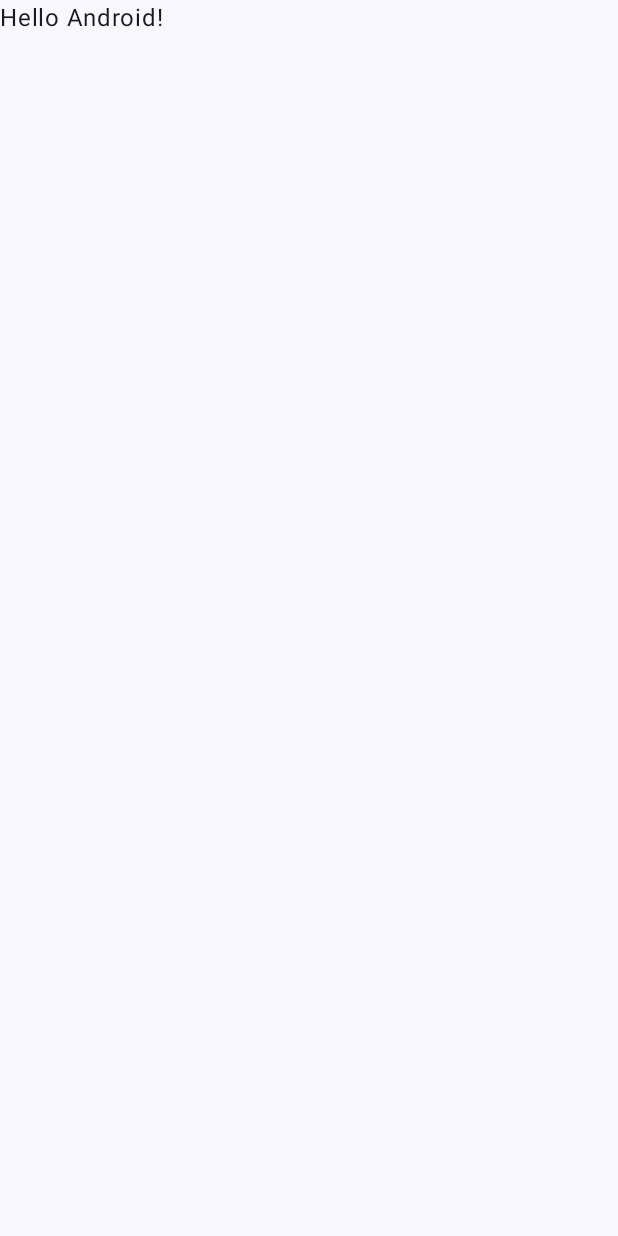
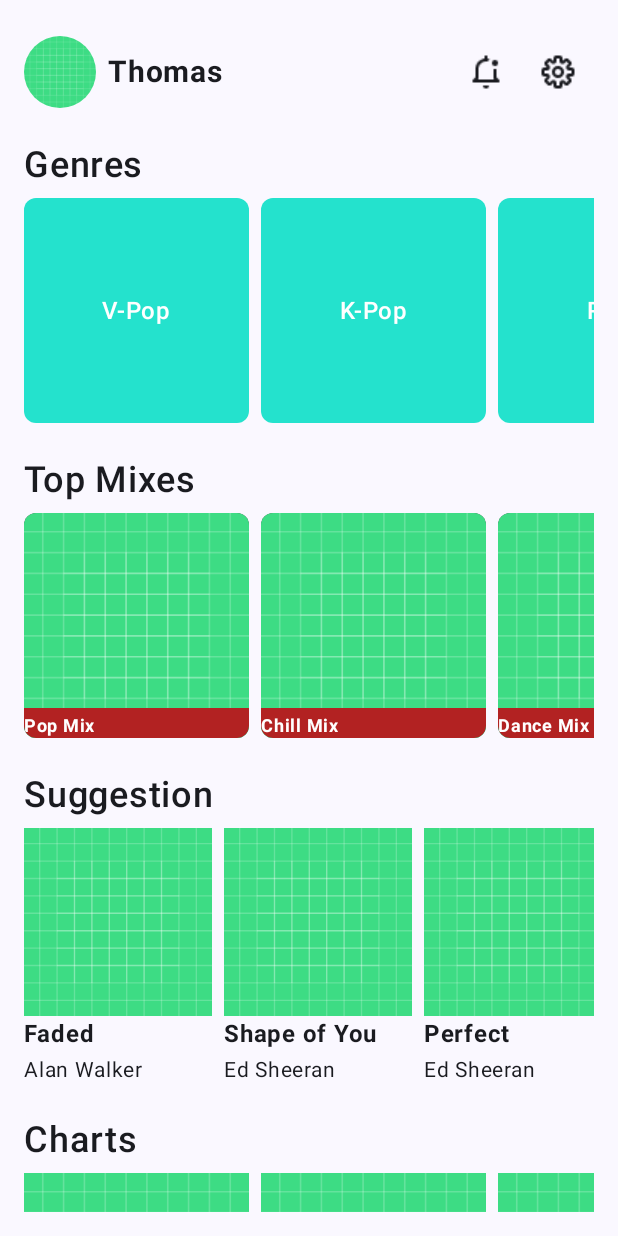
Before and after one commit to nalgnaohel/HKI2425_MobDev20_Nhom7, an Android app built with Jetpack Compose: the screen it shows after launch (MainActivity), on a phone screen of 412 x 824 dp. Before the commit the screen is almost empty. Run offline under Robolectric (Android 15) with nearby library versions, the phone set to English and light mode, and no system bars.

Commit message:
update home screen

```diff
--- a/app/build.gradle.kts
+++ b/app/build.gradle.kts
@@ -5,7 +5,7 @@ plugins {
 
 android {
     namespace = "com.example.harmonyhub"
-    compileSdk = 34
+    compileSdk = 35
 
     defaultConfig {
         applicationId = "com.example.harmonyhub"
@@ -59,6 +59,7 @@ dependencies {
     implementation(libs.androidx.ui.graphics)
     implementation(libs.androidx.ui.tooling.preview)
     implementation(libs.androidx.material3)
+    implementation(libs.androidx.navigation.compose)
     testImplementation(libs.junit)
     androidTestImplementation(libs.androidx.junit)
     androidTestImplementation(libs.androidx.espresso.core)
--- /dev/null
+++ b/app/src/main/java/com/example/harmonyhub/HarmonyHubApp.kt
@@ -0,0 +1,119 @@
+package com.example.harmonyhub
+
+import androidx.annotation.StringRes
+import androidx.compose.foundation.layout.padding
+import androidx.compose.material.icons.Icons
+import androidx.compose.material.icons.filled.ArrowBack
+import androidx.compose.material3.ExperimentalMaterial3Api
+import androidx.compose.material3.Icon
+import androidx.compose.material3.IconButton
+import androidx.compose.material3.MaterialTheme
+import androidx.compose.material3.Scaffold
+import androidx.compose.material3.Text
+import androidx.compose.material3.TopAppBar
+import androidx.compose.material3.TopAppBarDefaults
+import androidx.compose.runtime.Composable
+import androidx.compose.ui.Modifier
+import androidx.compose.ui.res.stringResource
+import androidx.navigation.compose.NavHost
+import androidx.navigation.compose.composable
+import androidx.navigation.compose.currentBackStackEntryAsState
+import androidx.navigation.compose.rememberNavController
+import com.example.harmonyhub.ui.home.HomeScreen
+import com.example.harmonyhub.ui.search.SearchScreen
+
+enum class HarmonyHubScreen(@StringRes val title: Int) {
+    Home(title = R.string.home),
+    Search(title = R.string.search)
+}
+
+@Composable
+fun HarmonyHubApp() {
+    val navController = rememberNavController()
+    val backStackEntry = navController.currentBackStackEntryAsState()
+    val currentScreen = HarmonyHubScreen.valueOf(
+        backStackEntry.value?.destination?.route ?: HarmonyHubScreen.Home.name
+    )
+
+    Scaffold { innerPadding ->
+
+        NavHost(
+            navController = navController,
+            startDestination = HarmonyHubScreen.Home.name,
+            modifier = Modifier.padding(innerPadding)
+        ) {
+            composable(route = HarmonyHubScreen.Home.name) {
+                HomeScreen(
+                    onSearchButtonClicked = {
+                        navController.navigate(HarmonyHubScreen.Search.name)
+                    },
+//                    onPlayButtonClicked = {
+//                        navController.navigate(HarmonyHubScreen.Play.name)
+//                    },
+//                    onLibraryButtonClicked = {
+//                        navController.navigate(HarmonyHubScreen.Library.name)
+//                    },
+//                    onSettingsButtonClicked = {
+//                        navController.navigate(HarmonyHubScreen.Settings.name)
+//                    },
+//                    onProfileButtonClicked = {
+//                        navController.navigate(HarmonyHubScreen.Profile.name)
+//                    },
+//                    onAboutButtonClicked = {
+//                        navController.navigate(HarmonyHubScreen.About.name)
+//                    },
+//                    onFeedbackButtonClicked = {
+//                        navController.navigate(HarmonyHubScreen.Feedback.name)
+//                    },
+//                    onShareButtonClicked = {
+//                        navController.navigate(HarmonyHubScreen.Share.name)
+//                    },
+//                    onSupportButtonClicked = {
+//                        navController.navigate(HarmonyHubScreen.Support.name)
+//                    },
+//                    onPrivacyButtonClicked = {
+//                        navController.navigate(HarmonyHubScreen.Privacy.name)
+//                    },
+//                    onLogoutButtonClicked = {
+//                        navController.navigate(HarmonyHubScreen.Logout.name)
+//                    },
+//                    onLoginButtonClicked = {
+//                        navController.navigate(HarmonyHubScreen.Login.name)
+//                    },
+//                    onRegisterButtonClicked = {
+//                        navController.navigate(HarmonyHubScreen.Register.name)
+//                    },
+//                    onForgotPasswordButtonClicked = {
+//                        navController.navigate(HarmonyHubScreen.ForgotPassword.name)
+//                    },
+//                    onResetPasswordButtonClicked = {
+//                        navController.navigate(HarmonyHubScreen.ResetPassword.name)
+//                    }
+
+                )
+            }
+            composable(route = HarmonyHubScreen.Search.name) {
+                SearchScreen(
+                    onSearchQueryChanged = { /* Handle search query change */ },
+                    onSearchButtonClicked = { /* Handle search button click */ }
+                )
+            }
+        }
+    }
+}
+
+//@OptIn(ExperimentalMaterial3Api::class)
+//@Composable
+//fun HarmonyHubAppbar(
+//    @StringRes currentScreen: Int,
+//    canNavigateBack: Boolean,
+//    navigateUp: () -> Unit,
+//    modifier: Modifier = Modifier
+//) {
+//    TopAppBar(
+//        title = {Text(stringResource(currentScreen))},
+//        colors = TopAppBarDefaults.mediumTopAppBarColors(
+//            containerColor = MaterialTheme.colorScheme.primaryContainer
+//        )
+//    )
+//}
--- a/app/src/main/java/com/example/harmonyhub/MainActivity.kt
+++ b/app/src/main/java/com/example/harmonyhub/MainActivity.kt
@@ -4,13 +4,7 @@ import android.os.Bundle
 import androidx.activity.ComponentActivity
 import androidx.activity.compose.setContent
 import androidx.activity.enableEdgeToEdge
-import androidx.compose.foundation.layout.fillMaxSize
-import androidx.compose.foundation.layout.padding
-import androidx.compose.material3.Scaffold
-import androidx.compose.material3.Text
-import androidx.compose.runtime.Composable
-import androidx.compose.ui.Modifier
-import androidx.compose.ui.tooling.preview.Preview
+import com.example.harmonyhub.ui.home.HomeScreen
 import com.example.harmonyhub.ui.theme.HarmonyHubTheme
 
 class MainActivity : ComponentActivity() {
@@ -19,29 +13,8 @@ class MainActivity : ComponentActivity() {
         enableEdgeToEdge()
         setContent {
             HarmonyHubTheme {
-                Scaffold(modifier = Modifier.fillMaxSize()) { innerPadding ->
-                    Greeting(
-                        name = "Android",
-                        modifier = Modifier.padding(innerPadding)
-                    )
-                }
+                HarmonyHubApp()
             }
         }
     }
 }
-
-@Composable
-fun Greeting(name: String, modifier: Modifier = Modifier) {
-    Text(
-        text = "Hello $name!",
-        modifier = modifier
-    )
-}
-
-@Preview(showBackground = true)
-@Composable
-fun GreetingPreview() {
-    HarmonyHubTheme {
-        Greeting("Android")
-    }
-}
--- /dev/null
+++ b/app/src/main/java/com/example/harmonyhub/ui/home/HomeScreen.kt
@@ -0,0 +1,262 @@
+package com.example.harmonyhub.ui.home
+
+import androidx.compose.foundation.Image
+import androidx.compose.foundation.layout.Arrangement
+import androidx.compose.foundation.layout.Box
+import androidx.compose.foundation.layout.Column
+import androidx.compose.foundation.layout.Row
+import androidx.compose.foundation.layout.Spacer
+import androidx.compose.foundation.layout.fillMaxSize
+import androidx.compose.foundation.layout.fillMaxWidth
+import androidx.compose.foundation.layout.height
+import androidx.compose.foundation.layout.padding
+import androidx.compose.foundation.layout.size
+import androidx.compose.foundation.layout.width
+import androidx.compose.foundation.lazy.LazyColumn
+import androidx.compose.foundation.lazy.LazyRow
+import androidx.compose.foundation.lazy.items
+import androidx.compose.foundation.shape.CircleShape
+import androidx.compose.foundation.shape.RoundedCornerShape
+import androidx.compose.material3.Icon
+import androidx.compose.material3.IconButton
+import androidx.compose.material3.Surface
+import androidx.compose.material3.Text
+import androidx.compose.runtime.Composable
+import androidx.compose.ui.Alignment
+import androidx.compose.ui.Modifier
+import androidx.compose.ui.draw.clip
+import androidx.compose.ui.graphics.Color
+import androidx.compose.ui.layout.ContentScale
+import androidx.compose.ui.res.painterResource
+import androidx.compose.ui.text.font.FontWeight
+import androidx.compose.ui.text.style.TextOverflow.Companion.Ellipsis
+import androidx.compose.ui.unit.dp
+import androidx.compose.ui.unit.sp
+import com.example.harmonyhub.R
+
+@Composable
+fun HomeScreen(
+    onSearchButtonClicked: () -> Unit,
+    modifier: Modifier = Modifier
+) {
+    LazyColumn(
+        modifier = Modifier
+            .fillMaxSize()
+            .padding(16.dp),
+        verticalArrangement = Arrangement.Top
+    ) {
+        item {
+            //Header with avatar, username, and profile button
+            Row(
+                modifier = Modifier
+                    .fillMaxWidth()
+                    .padding(vertical = 8.dp),
+                verticalAlignment = Alignment.CenterVertically,
+                horizontalArrangement = Arrangement.SpaceBetween
+            ) {
+                Row(verticalAlignment = Alignment.CenterVertically) {
+                    ProfileImage()
+                    Spacer(modifier = Modifier.width(8.dp))
+                    Text(text = "Thomas", fontSize = 20.sp, fontWeight = FontWeight.Bold)
+                }
+                Row {
+                    IconButton(onClick = { /* Notification */ }) {
+                        Icon(
+                            painter = painterResource(id = R.drawable.notification),
+                            contentDescription = "Notifications",
+                            modifier = Modifier.size(24.dp)
+                        )
+                    }
+                    IconButton(onClick = { /* Settings */ }) {
+                        Icon(
+                            painter = painterResource(id = R.drawable.settings),
+                            contentDescription = "Settings",
+                            modifier = Modifier.size(24.dp)
+
+                        )
+                    }
+                }
+            }
+
+            Spacer(modifier = Modifier.height(16.dp))
+
+            //Top Genres Section
+            Text(text = "Genres", fontSize = 24.sp, fontWeight = FontWeight.SemiBold)
+            LazyRow(
+                modifier = Modifier.padding(vertical = 8.dp),
+                horizontalArrangement = Arrangement.spacedBy(8.dp)
+            ) {
+                items(listOf("V-Pop", "K-Pop", "R&B", "Hip Hop")) { genre ->
+                    GenreCard(genre)
+                }
+            }
+
+
+            Spacer(modifier = Modifier.height(16.dp))
+
+            // Top Mixes Section
+            Text(text = "Top Mixes", fontSize = 24.sp, fontWeight = FontWeight.SemiBold)
+            LazyRow(
+                modifier = Modifier.padding(vertical = 8.dp),
+                horizontalArrangement = Arrangement.spacedBy(8.dp)
+            ) {
+                items(listOf("Pop Mix", "Chill Mix", "Dance Mix", "Jazz Mix")) { mix ->
+                    MixCard(mix)
+                }
+            }
+
+            Spacer(modifier = Modifier.height(16.dp))
+
+            // Suggestions Section
+            Text(text = "Suggestion", fontSize = 24.sp, fontWeight = FontWeight.SemiBold)
+
+            LazyRow(
+                modifier = Modifier.padding(vertical = 8.dp),
+                horizontalArrangement = Arrangement.spacedBy(8.dp)
+            ) {
+                items(
+                    listOf(
+                        "Faded" to "Alan Walker",
+                        "Shape of You" to "Ed Sheeran",
+                        "Perfect" to "Ed Sheeran"
+                    )
+                ) { (suggestion, artistName) ->
+                    SuggestionCard(suggestion, artistName)
+                }
+            }
+
+            Spacer(modifier = Modifier.height(16.dp))
+
+            // Charts Section
+            Text(text = "Charts", fontSize = 24.sp, fontWeight = FontWeight.SemiBold)
+
+            LazyRow(
+                modifier = Modifier.padding(vertical = 8.dp),
+                horizontalArrangement = Arrangement.spacedBy(8.dp)
+            ) {
+                items(
+                    listOf(
+                        R.drawable.ic_launcher_background,
+                        R.drawable.ic_launcher_background,
+                        R.drawable.ic_launcher_background,
+                        R.drawable.ic_launcher_background,
+                        R.drawable.ic_launcher_background,
+                        R.drawable.ic_launcher_background
+                    )
+                ) { chart ->
+                    ChartsCard(chart)
+                }
+            }
+        }
+    }
+
+}
+
+@Composable
+fun ProfileImage(modifier: Modifier = Modifier) {
+    Image(
+        painter = painterResource(id = R.drawable.ic_launcher_background),
+        contentDescription = "Profile",
+        modifier = modifier
+            .size(48.dp)
+            .clip(CircleShape)
+    )
+}
+
+@Composable
+fun GenreCard(genre: String) {
+    Surface(
+        modifier = Modifier
+            .size(width = 150.dp, height = 150.dp),
+        color = Color(0xFF24E2CD), // Replace with the actual color for genre background
+        shape = RoundedCornerShape(8.dp)
+    ) {
+        Box(contentAlignment = Alignment.Center) {
+            Text(text = genre, color = Color.White, fontWeight = FontWeight.SemiBold)
+        }
+    }
+}
+
+@Composable
+fun MixCard(mix: String) {
+    Surface(
+        modifier = Modifier
+            .size(width = 150.dp, height = 150.dp),
+        color = Color.DarkGray,
+        shape = RoundedCornerShape(8.dp)
+    ) {
+        Box(contentAlignment = Alignment.BottomCenter) {
+            // Placeholder for the image
+            Image(
+                painter = painterResource(id = R.drawable.ic_launcher_background),
+                contentDescription = null,
+                contentScale = ContentScale.Crop,
+                modifier = Modifier.fillMaxSize()
+            )
+            Surface(
+                modifier = Modifier
+                    .fillMaxWidth()
+                    .height(20.dp),
+                color = Color(0xFFB22222), // Bottom strip color for mix type
+                shape = RoundedCornerShape(bottomStart = 8.dp, bottomEnd = 8.dp)
+            ) {
+                Text(
+                    text = mix,
+                    modifier = Modifier.align(Alignment.Center),
+                    color = Color.White,
+                    fontSize = 12.sp,
+                    fontWeight = FontWeight.Bold
+                )
+            }
+        }
+    }
+}
+
+@Composable
+fun SuggestionCard(suggestion: String, artistName: String) {
+    Surface(
+        modifier = Modifier
+            .size(width = 125.dp, height = 170.dp)
+    ) {
+        Column()
+        {
+            Box(
+                modifier = Modifier.size(width = 125.dp, height = 125.dp),
+            ) {
+                Image(
+                    painter = painterResource(id = R.drawable.ic_launcher_background),
+                    contentDescription = null,
+                    contentScale = ContentScale.Crop,
+                    modifier = Modifier.fillMaxSize()
+                )
+            }
+            Text(
+                text = suggestion,
+                fontSize = 16.sp,
+                fontWeight = FontWeight.Bold,
+                maxLines = 1,
+                overflow = Ellipsis
+            )
+            Text(text = artistName, fontSize = 14.sp, maxLines = 1, overflow = Ellipsis)
+        }
+    }
+}
+
+@Composable
+fun ChartsCard(chartImg: Int) {
+    Surface(
+        modifier = Modifier
+            .size(width = 150.dp, height = 150.dp),
+        color = Color.DarkGray
+    ) {
+        Box(contentAlignment = Alignment.BottomCenter) {
+            // Placeholder for the image
+            Image(
+                painter = painterResource(id = R.drawable.ic_launcher_background),
+                contentDescription = null,
+                contentScale = ContentScale.Crop,
+                modifier = Modifier.fillMaxSize()
+            )
+        }
+    }
+}
--- /dev/null
+++ b/app/src/main/java/com/example/harmonyhub/ui/search/SearchScreen.kt
@@ -0,0 +1,12 @@
+package com.example.harmonyhub.ui.search
+
+import androidx.compose.runtime.Composable
+import androidx.compose.ui.Modifier
+
+@Composable
+fun SearchScreen(
+    onSearchQueryChanged: (String) -> Unit,
+    onSearchButtonClicked: () -> Unit,
+    modifier: Modifier = Modifier
+) {
+}
--- a/app/src/main/res/values/colors.xml
+++ b/app/src/main/res/values/colors.xml
@@ -1,10 +1,13 @@
 <?xml version="1.0" encoding="utf-8"?>
 <resources>
-    <color name="purple_200">#FFBB86FC</color>
-    <color name="purple_500">#FF6200EE</color>
-    <color name="purple_700">#FF3700B3</color>
-    <color name="teal_200">#FF03DAC5</color>
-    <color name="teal_700">#FF018786</color>
+    <color name="primary">#ebfffa</color>
+    <color name="secondary">#ebfffa</color>
+    <color name="tertiary">#fdf9ff</color>
+    <color name="error">#fff9f9</color>
+    <color name="primary_container">#24e2cd</color>
+    <color name="secondary_container">#9dd6cb</color>
+    <color name="tertiary_container">#c8c5ff</color>
+    <color name="error_container">#ffbab1</color>
     <color name="black">#FF000000</color>
     <color name="white">#FFFFFFFF</color>
 </resources>
--- a/app/src/main/res/values/strings.xml
+++ b/app/src/main/res/values/strings.xml
@@ -1,3 +1,6 @@
 <resources>
     <string name="app_name">HarmonyHub</string>
+    <string name="home">Home</string>
+    <string name="search">Search</string>
+
 </resources>
--- a/gradle/libs.versions.toml
+++ b/gradle/libs.versions.toml
@@ -1,13 +1,14 @@
 [versions]
 agp = "8.6.0"
 kotlin = "1.9.0"
-coreKtx = "1.13.1"
+coreKtx = "1.15.0"
 junit = "4.13.2"
 junitVersion = "1.2.1"
 espressoCore = "3.6.1"
-lifecycleRuntimeKtx = "2.8.6"
+lifecycleRuntimeKtx = "2.8.7"
 activityCompose = "1.9.3"
 composeBom = "2024.04.01"
+navigationCompose = "2.8.3"
 
 [libraries]
 androidx-core-ktx = { group = "androidx.core", name = "core-ktx", version.ref = "coreKtx" }
@@ -24,6 +25,7 @@ androidx-ui-tooling-preview = { group = "androidx.compose.ui", name = "ui-toolin
 androidx-ui-test-manifest = { group = "androidx.compose.ui", name = "ui-test-manifest" }
 androidx-ui-test-junit4 = { group = "androidx.compose.ui", name = "ui-test-junit4" }
 androidx-material3 = { group = "androidx.compose.material3", name = "material3" }
+androidx-navigation-compose = { group = "androidx.navigation", name = "navigation-compose", version.ref = "navigationCompose" }
 
 [plugins]
 android-application = { id = "com.android.application", version.ref = "agp" }
```
Also changed, not shown: app/src/main/res/drawable/notification.png (added), app/src/main/res/drawable/settings.png (added), gradle/wrapper/gradle-wrapper.properties, 1 other file.
